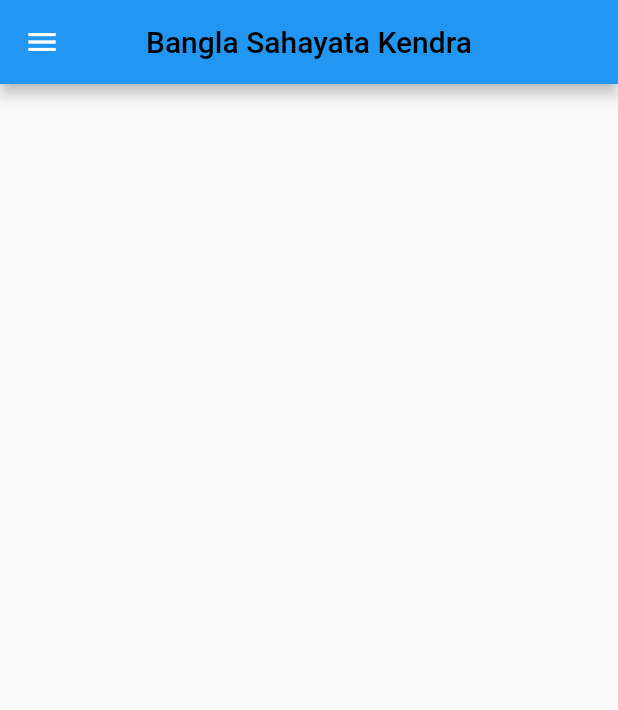
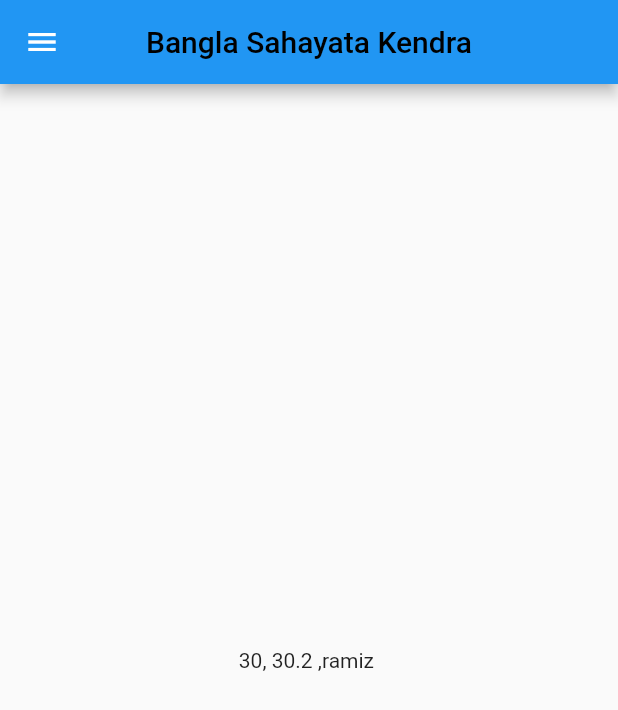
Before and after one commit to ramiz1324/Bsk30days, a Flutter app: the screen it shows after launch, on a phone screen of 412 x 824 dp. Shown: the top 710 px of the screen. Run offline on Flutter 3.47's test engine with Material 2 defaults, Android fonts, the light colour scheme and no system bars.

Commit message:
2nd commit

```diff
--- /dev/null
+++ b/lib/homepage.dart
@@ -0,0 +1,23 @@
+import 'package:flutter/material.dart';
+
+class Homepage extends StatelessWidget {
+  const Homepage({Key? key}) : super(key: key);
+
+  @override
+  Widget build(BuildContext context) {
+    int days = 30;
+    double temp = 30.2;
+    String name = "ramiz";
+    return Scaffold(
+      appBar: AppBar(
+        title: Text(
+          "Bangla Sahayata Kendra",
+          style: TextStyle(color: Colors.black, fontFamily: ""),
+        ),
+        centerTitle: true,
+      ),
+      drawer: Drawer(),
+      body: Center(child: Text("$days, $temp ,$name ")),
+    );
+  }
+}
--- a/lib/main.dart
+++ b/lib/main.dart
@@ -1,3 +1,4 @@
+import 'package:bsk_flutter_1/homepage.dart';
 import 'package:flutter/material.dart';
 
 void main() {
@@ -13,18 +14,7 @@
       debugShowCheckedModeBanner:false,
       title: "Bangla Sahayata Kendra",
       theme: ThemeData(primarySwatch: Colors.blue),
-      home: Scaffold(
-          appBar: AppBar(
-
-            title: Text(
-              "Bangla Sahayata Kendra",
-              style: TextStyle(color: Colors.black, fontFamily: ""),
-            ),
-            centerTitle: true,
-          ),
-          drawer: Drawer(),
-          body: Text(""),
-          )
+      home: Homepage()
 
     );
   }
```
